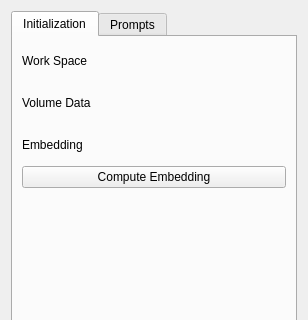
The window that samm/SammBase/Resources/UI/SammBase.ui (bingogome/samm) describes before a commit, drawn with Qt 5; both pictures show x 0 to 308 and y 0 to 320 of the 308 by 842 pixel window.
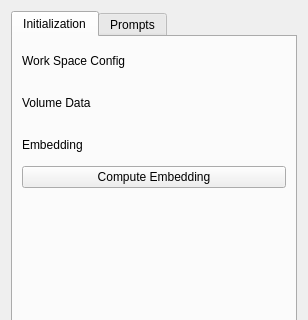
The same window after the commit. Custom widgets are drawn as their Qt base class.

What changed in the file:
```diff
--- a/samm/SammBase/Resources/UI/SammBase.ui
+++ b/samm/SammBase/Resources/UI/SammBase.ui
@@ -36,7 +36,7 @@
           </size>
          </property>
          <property name="text">
-          <string>Work Space</string>
+          <string>Work Space Config</string>
          </property>
         </widget>
        </item>
```
